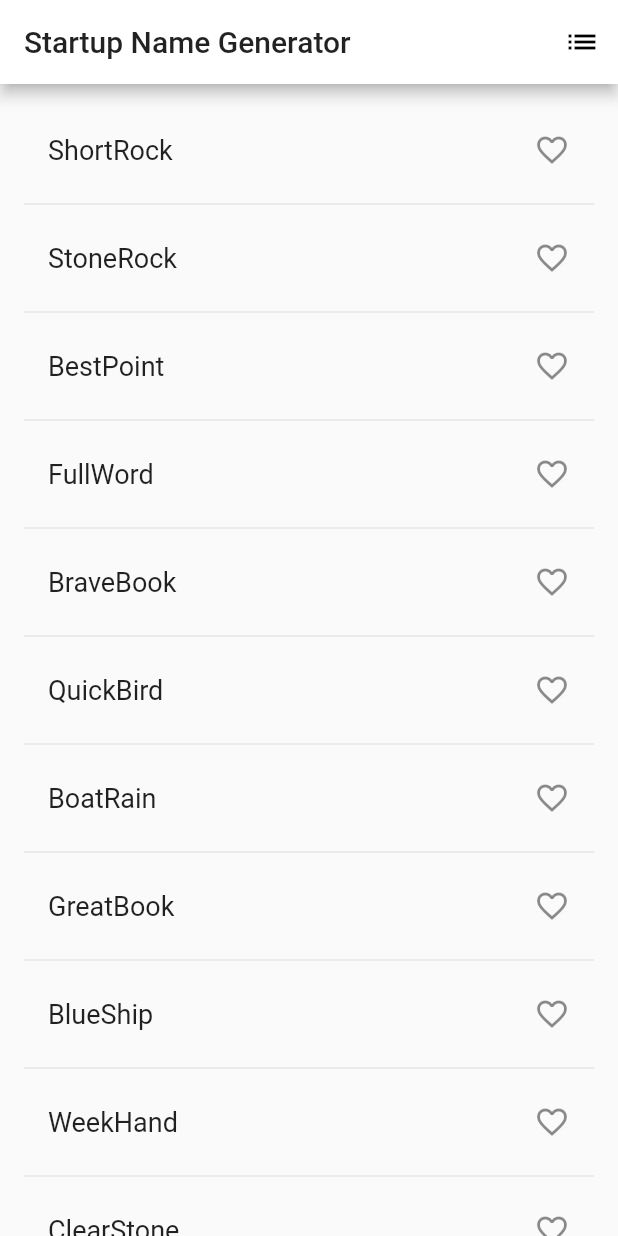
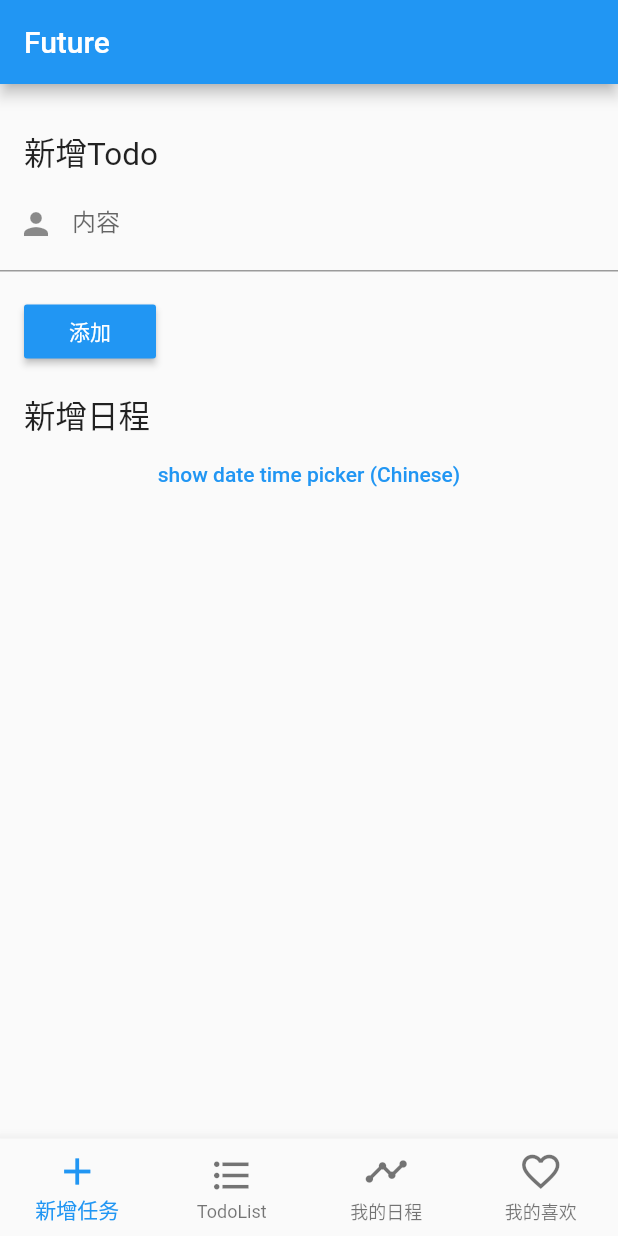
Before and after one commit to B2D1/Future, a Flutter app: the screen it shows after launch, on a phone screen of 412 x 824 dp. Run offline on Flutter 3.47's test engine with Material 2 defaults, Android fonts, the phone set to English and light mode, and no system bars; our stand-ins replace flutter_datetime_picker.

Commit message:
feat: 新增BottomNav

```diff
--- /dev/null
+++ b/lib/add_widget.dart
@@ -0,0 +1,116 @@
+import 'package:flutter/material.dart';
+import 'package:flutter_datetime_picker/flutter_datetime_picker.dart';
+
+class Add extends StatefulWidget {
+  @override
+  State<StatefulWidget> createState() {
+    return _AddState();
+  }
+}
+
+class _AddState extends State<Add> {
+  @override
+  Widget build(BuildContext context) {
+    return Scaffold(
+      body: Column(
+        children: <Widget>[
+          Row(
+            children: <Widget>[
+              Padding(
+                padding: EdgeInsets.only(left: 16, top: 30),
+                child: Text(
+                  '新增Todo',
+                  textScaleFactor: 1.5,
+                ),
+              )
+            ],
+          ),
+          TextField(
+            decoration: InputDecoration(
+                labelText: "内容",
+                hintText: "输入您计划的任务",
+                prefixIcon: Icon(Icons.person)),
+          ),
+          Row(
+            children: <Widget>[
+              Padding(
+                  padding: EdgeInsets.all(16.0),
+                  child: RaisedButton(
+                    color: Colors.blue,
+                    highlightColor: Colors.blue[700],
+                    colorBrightness: Brightness.dark,
+                    splashColor: Colors.grey,
+                    child: Text("添加"),
+                    onPressed: () => {},
+                  )),
+            ],
+          ),
+          Row(
+            crossAxisAlignment: CrossAxisAlignment.start,
+            children: <Widget>[
+              Padding(
+                padding: EdgeInsets.only(left: 16),
+                child: Text(
+                  '新增日程',
+                  textScaleFactor: 1.5,
+                ),
+              )
+            ],
+          ),
+          FlatButton(
+              onPressed: () {
+                DatePicker.showDatePicker(context,
+                    showTitleActions: true,
+                    minTime: DateTime(2018, 3, 5),
+                    maxTime: DateTime(2019, 6, 7), onChanged: (date) {
+                  print('change $date');
+                }, onConfirm: (date) {
+                  print('confirm $date');
+                }, currentTime: DateTime.now(), locale: LocaleType.zh);
+              },
+              child: Text(
+                'show date time picker (Chinese)',
+                style: TextStyle(color: Colors.blue),
+              ))
+        ],
+      ),
+    );
+  }
+}
+
+class SwitchAndCheckBoxTestRoute extends StatefulWidget {
+  @override
+  _SwitchAndCheckBoxTestRouteState createState() =>
+      new _SwitchAndCheckBoxTestRouteState();
+}
+
+class _SwitchAndCheckBoxTestRouteState
+    extends State<SwitchAndCheckBoxTestRoute> {
+  bool _switchSelected = true; //维护单选开关状态
+  bool _checkboxSelected = true; //维护复选框状态
+  @override
+  Widget build(BuildContext context) {
+    return Column(
+      children: <Widget>[
+        Switch(
+          value: _switchSelected, //当前状态
+          onChanged: (value) {
+            //重新构建页面
+            setState(() {
+              _switchSelected = value;
+            });
+          },
+        ),
+        Checkbox(
+          value: _checkboxSelected,
+          activeColor: Colors.lightBlue, //选中时的颜色
+          onChanged: (value) {
+            setState(() {
+              _checkboxSelected = value;
+            });
+          },
+        )
+      ],
+    );
+  }
+}
--- /dev/null
+++ b/lib/home_widget.dart
@@ -0,0 +1,68 @@
+import 'package:flutter/material.dart';
+import 'placeholder_widget.dart';
+import 'add_widget.dart';
+
+
+class Home extends StatefulWidget {
+  @override
+  State<StatefulWidget> createState() {
+    return _HomeState();
+  }
+}
+
+class _HomeState extends State<Home> {
+  int _currentIndex = 0;
+  String title = 'Future';
+  final List<Widget> _children = [
+    Add(),
+    PlaceholderWidget(Colors.deepOrange),
+    PlaceholderWidget(Colors.green),
+    PlaceholderWidget(Colors.redAccent)
+  ];
+  @override
+  Widget build(BuildContext context) {
+    return Scaffold(
+      appBar: AppBar(
+        title: Text(title),
+      ),
+      body: _children[_currentIndex], // new
+      bottomNavigationBar: BottomNavigationBar(
+        iconSize: 30.0,
+        type: BottomNavigationBarType.fixed,
+        onTap: onTabTapped, // new
+        currentIndex: _currentIndex, // new
+        items: [
+          new BottomNavigationBarItem(
+              icon: Icon(Icons.add), title: Text('新增任务')),
+          new BottomNavigationBarItem(
+              icon: Icon(Icons.format_list_bulleted), title: Text('TodoList')),
+          new BottomNavigationBarItem(
+              icon: Icon(Icons.timeline), title: Text('我的日程')),
+          new BottomNavigationBarItem(
+              icon: Icon(Icons.favorite_border), title: Text('我的喜欢'))
+        ],
+      ),
+    );
+  }
+
+  void onTabTapped(int index) {
+    setState(() {
+      _currentIndex = index;
+      switch (index) {
+        case 0:
+          title = '新增任务';
+          break;
+        case 1:
+          title = '任务列表';
+          break;
+        case 2:
+          title = '我的日程';
+          break;
+        case 3:
+          title = '我的喜欢';
+          break;
+        default:
+      }
+    });
+  }
+}
--- a/lib/main.dart
+++ b/lib/main.dart
@@ -1,5 +1,5 @@
 import 'package:flutter/material.dart';
-import 'package:english_words/english_words.dart';
+import 'home_widget.dart';
 
 void main() => runApp(new MyApp());
 
@@ -7,107 +7,8 @@ class MyApp extends StatelessWidget {
   @override
   Widget build(BuildContext context) {
     return new MaterialApp(
-      title: 'Startup Name Generator',
-      theme: new ThemeData(primaryColor: Colors.white),
-      home: new RandomWords(),
+      title: 'My Flutter App',
+      home: Home(),
     );
   }
 }
-
-class RandomWords extends StatefulWidget {
-  @override
-  createState() => new RandomWordsState();
-}
-
-class RandomWordsState extends State<RandomWords> {
-  final _suggestions = <WordPair>[];
-  final _saved = new Set<WordPair>();
-  final _biggerFont = const TextStyle(fontSize: 18.0);
-  Widget _buildSuggestions() {
-    return new ListView.builder(
-        padding: const EdgeInsets.all(16.0),
-        // 对于每个建议的单词对都会调用一次itemBuilder，然后将单词对添加到ListTile行中
-        // 在偶数行，该函数会为单词对添加一个ListTile row.
-        // 在奇数行，该函数会添加一个分割线widget，来分隔相邻的词对。
-        // 注意，在小屏幕上，分割线看起来可能比较吃力。
-        itemBuilder: (context, i) {
-          // 在每一列之前，添加一个1像素高的分隔线widget
-          if (i.isOdd) return new Divider();
-
-          // 语法 "i ~/ 2" 表示i除以2，但返回值是整形（向下取整），比如i为：1, 2, 3, 4, 5
-          // 时，结果为0, 1, 1, 2, 2， 这可以计算出ListView中减去分隔线后的实际单词对数量
-          final index = i ~/ 2;
-          // 如果是建议列表中最后一个单词对
-          if (index >= _suggestions.length) {
-            // ...接着再生成10个单词对，然后添加到建议列表
-            _suggestions.addAll(generateWordPairs().take(10));
-          }
-          return _buildRow(_suggestions[index]);
-        });
-  }
-
-  Widget _buildRow(WordPair pair) {
-    final alreadySaved = _saved.contains(pair);
-    return new ListTile(
-      title: new Text(
-        pair.asPascalCase,
-        style: _biggerFont,
-      ),
-      trailing: new Icon(
-        alreadySaved ? Icons.favorite : Icons.favorite_border,
-        color: alreadySaved ? Colors.red : null,
-      ),
-      onTap: () {
-        setState(() {
-          if (alreadySaved) {
-            _saved.remove(pair);
-          } else {
-            _saved.add(pair);
-          }
-        });
-      },
-    );
-  }
-
-  void _pushSaved() {
-    Navigator.of(context).push(
-      new MaterialPageRoute(
-        builder: (context) {
-          final tiles = _saved.map(
-            (pair) {
-              return new ListTile(
-                title: new Text(
-                  pair.asPascalCase,
-                  style: _biggerFont,
-                ),
-              );
-            },
-          );
-          final divided = ListTile.divideTiles(
-            context: context,
-            tiles: tiles,
-          ).toList();
-          return new Scaffold(
-            appBar: new AppBar(
-              title: new Text('Saved Suggestions'),
-            ),
-            body: new ListView(children: divided),
-          );
-        },
-      ),
-    );
-  }
-
-  @override
-  Widget build(BuildContext context) {
-    return new Scaffold(
-      appBar: new AppBar(
-        title: new Text('Startup Name Generator'),
-        actions: <Widget>[
-          new IconButton(icon: new Icon(Icons.list), onPressed: _pushSaved),
-        ],
-      ),
-      body: _buildSuggestions(),
-    );
-  }
-}
--- a/pubspec.yaml
+++ b/pubspec.yaml
@@ -23,7 +23,7 @@ dependencies:
   # The following adds the Cupertino Icons font to your application.
   # Use with the CupertinoIcons class for iOS style icons.
   cupertino_icons: ^0.1.2
-  english_words: ^3.1.0
+  flutter_datetime_picker: ^1.2.1
 
 dev_dependencies:
   flutter_test:
```
Also changed, not shown: lib/placeholder_widget.dart (added, +14 -0 lines), 32 other files.
